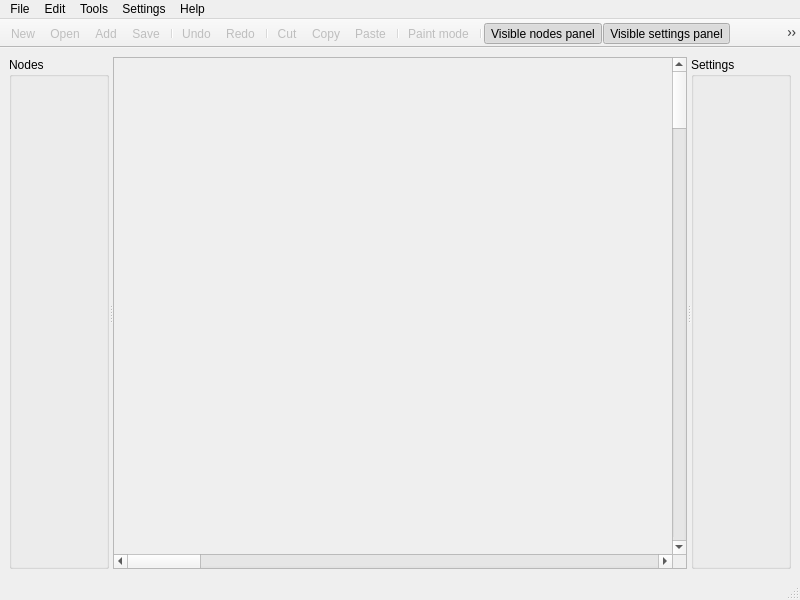
This is main_window.ui in pimenov-and/ByteMachine as Qt 5 draws it before an edit. The edited form follows.
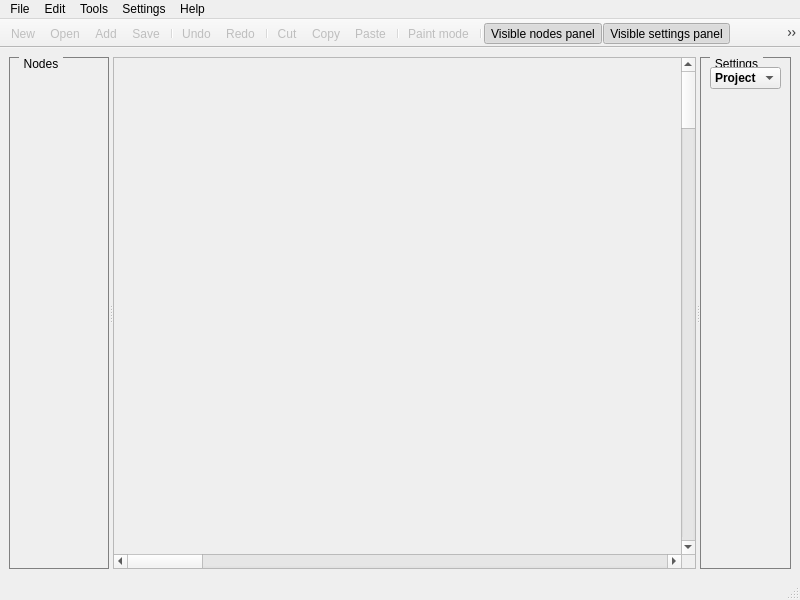
This is the edited form. Icons and pictures are not drawn. Custom widgets are drawn as their Qt base class.

Commit message:
Доработка интерфейса пользователя
1. Добавлен цветной статус-бар с версией программы;
2. Добавлено меню в дизайнер (пока нерабочее);
3. И так по мелочи...

```diff
--- a/main_window.ui
+++ b/main_window.ui
@@ -16,6 +16,22 @@
   <property name="windowTitle">
    <string>ByteMachine</string>
   </property>
+  <property name="styleSheet">
+   <string notr="true">QGroupBox {
+    border: 1px solid gray;
+    margin-top: 0.5em;
+}
+
+QGroupBox::title {
+    subcontrol-origin: margin;
+    left: 10px;
+    padding: 0 3px 0 3px;
+}
+
+QScrollArea::scrollAreaDesigner_ {
+	border: 1px solid gray;
+}</string>
+  </property>
   <widget class="QWidget" name="centralwidget">
    <layout class="QHBoxLayout" name="horizontalLayout">
     <item>
@@ -35,6 +51,9 @@
          <verstretch>0</verstretch>
         </sizepolicy>
        </property>
+       <property name="frameShadow">
+        <enum>QFrame::Plain</enum>
+       </property>
        <property name="widgetResizable">
         <bool>true</bool>
        </property>
@@ -77,6 +96,42 @@
        <property name="title">
         <string>Settings</string>
        </property>
+       <layout class="QVBoxLayout" name="verticalLayout">
+        <item>
+         <widget class="QComboBox" name="comboBox">
+          <property name="font">
+           <font>
+            <bold>true</bold>
+           </font>
+          </property>
+          <item>
+           <property name="text">
+            <string>Project</string>
+           </property>
+          </item>
+         </widget>
+        </item>
+        <item>
+         <widget class="QScrollArea" name="scrollAreaSettings_">
+          <property name="frameShape">
+           <enum>QFrame::NoFrame</enum>
+          </property>
+          <property name="widgetResizable">
+           <bool>true</bool>
+          </property>
+          <widget class="QWidget" name="scrollAreaWidgetContents_2">
+           <property name="geometry">
+            <rect>
+             <x>0</x>
+             <y>0</y>
+             <width>69</width>
+             <height>449</height>
+            </rect>
+           </property>
+          </widget>
+         </widget>
+        </item>
+       </layout>
       </widget>
      </widget>
     </item>
@@ -456,6 +511,11 @@
    <header>form_designer.h</header>
    <container>1</container>
   </customwidget>
+  <customwidget>
+   <class>StatusBar</class>
+   <extends>QStatusBar</extends>
+   <header>status_bar.h</header>
+  </customwidget>
  </customwidgets>
  <resources>
   <include location="res.qrc"/>
```
Left out of the diff: 5 changed lines with no effect on the pictures. The commit also changes 6 other files.
